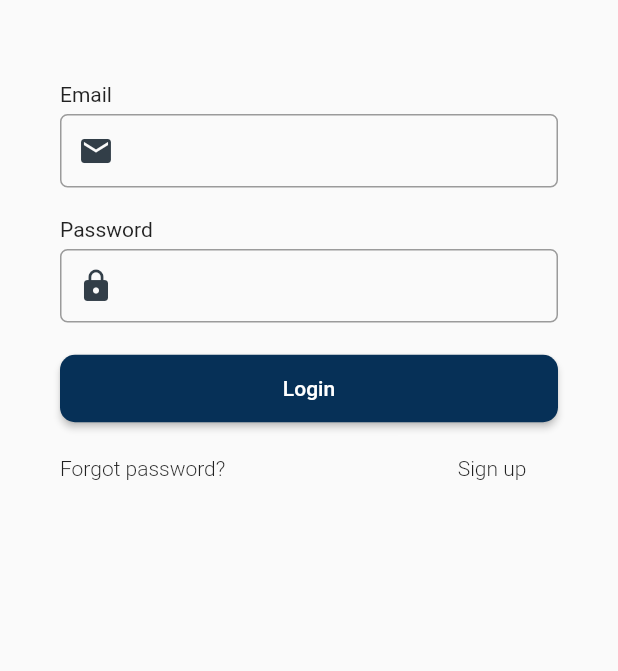
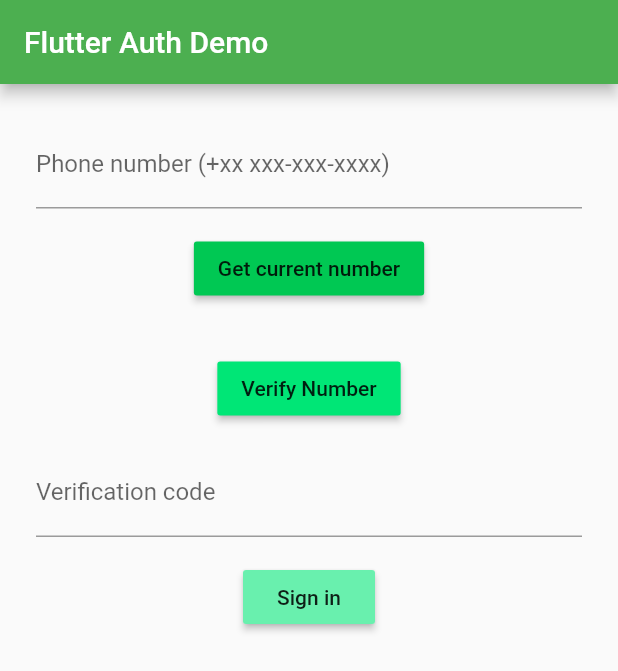
Before and after one commit to pareshchitra/bidding_marketplace, a Flutter app: the screen it shows after launch, on a phone screen of 412 x 824 dp. Shown: the top 671 px of the screen. Run offline on Flutter 3.47's test engine with Material 2 defaults, Android fonts, the phone set to English and light mode, and no system bars; our stand-ins replace firebase_auth, firebase_core, flushbar, shared_preferences, sms_autofill; accounts and stored records are empty.

Commit message:
login and register page changes

```diff
--- /dev/null
+++ b/lib/loginpage.dart
@@ -0,0 +1,146 @@
+import 'package:flutter/material.dart';
+import 'package:sms_autofill/sms_autofill.dart';
+import 'package:firebase_auth/firebase_auth.dart';
+
+
+final FirebaseAuth _auth = FirebaseAuth.instance;
+final _scaffoldKey = GlobalKey<ScaffoldState>();
+
+
+final TextEditingController _phoneNumberController = TextEditingController();
+final TextEditingController _smsController = TextEditingController();
+String _verificationId;
+final SmsAutoFill _autoFill = SmsAutoFill();
+
+//Callback for when the user has already previously signed in with this phone number on this device
+PhoneVerificationCompleted verificationCompleted =
+    (PhoneAuthCredential phoneAuthCredential) async {
+  await _auth.signInWithCredential(phoneAuthCredential);
+  showSnackbar("Phone number automatically verified and user signed in: ${_auth.currentUser.uid}");
+};
+
+//Listens for errors with verification, such as too many attempts
+PhoneVerificationFailed verificationFailed =
+    (FirebaseAuthException authException) {
+  showSnackbar('Phone number verification failed. Code: ${authException.code}. Message: ${authException.message}');
+};
+
+//Callback for when the code is sent
+PhoneCodeSent codeSent =
+    (String verificationId, [int forceResendingToken]) async {
+  showSnackbar('Please check your phone for the verification code.');
+  _verificationId = verificationId;
+};
+
+PhoneCodeAutoRetrievalTimeout codeAutoRetrievalTimeout =
+    (String verificationId) {
+  showSnackbar("verification code: " + verificationId);
+  _verificationId = verificationId;
+};
+
+
+void showSnackbar(String message) {
+  _scaffoldKey.currentState.showSnackBar(SnackBar(content: Text(message)));
+}
+
+void verifyPhoneNumber() async {
+  try {
+    await _auth.verifyPhoneNumber(
+        phoneNumber: _phoneNumberController.text,
+        timeout: const Duration(seconds: 5),
+        verificationCompleted: verificationCompleted,
+        verificationFailed: verificationFailed,
+        codeSent: codeSent,
+        codeAutoRetrievalTimeout: codeAutoRetrievalTimeout);
+  } catch (e) {
+    showSnackbar("Failed to Verify Phone Number: ${e}");
+  }
+}
+
+void signInWithPhoneNumber() async {
+  try {
+    final AuthCredential credential = PhoneAuthProvider.credential(
+      verificationId: _verificationId,
+      smsCode: _smsController.text,
+    );
+
+    final User user = (await _auth.signInWithCredential(credential)).user;
+
+    showSnackbar("Successfully signed in UID: ${user.uid}");
+  } catch (e) {
+    showSnackbar("Failed to sign in: " + e.toString());
+  }
+}
+
+class MyHomePage extends StatefulWidget {
+  MyHomePage({Key key, this.title}) : super(key: key);
+
+  final String title;
+
+  @override
+  _MyHomePageState createState() => _MyHomePageState();
+
+}
+
+class _MyHomePageState extends State<MyHomePage> {
+  final _scaffoldKey = GlobalKey<ScaffoldState>();
+
+  @override
+  Widget build(BuildContext context) {
+    return Scaffold(
+        appBar: AppBar(
+          title: Text(widget.title),
+        ),
+        key: _scaffoldKey,
+        resizeToAvoidBottomPadding: false,
+        body: Padding(padding: const EdgeInsets.all(8),
+          child: Padding(
+              padding: EdgeInsets.all(16),
+              child: Column(
+                crossAxisAlignment: CrossAxisAlignment.start,
+                children: <Widget>[
+                  TextFormField(
+                    controller: _phoneNumberController,
+                    decoration: const InputDecoration(labelText: 'Phone number (+xx xxx-xxx-xxxx)'),
+                  ),
+                  Container(
+                    padding: const EdgeInsets.symmetric(vertical: 16.0),
+                    alignment: Alignment.center,
+                    child: RaisedButton(child: Text("Get current number"),
+                        onPressed: () async => {
+                          _phoneNumberController.text = await _autoFill.hint
+                        },
+                        color: Colors.greenAccent[700]),
+                  ),
+                  Container(
+                    padding: const EdgeInsets.symmetric(vertical: 16.0),
+                    alignment: Alignment.center,
+                    child: RaisedButton(
+                      color: Colors.greenAccent[400],
+                      child: Text("Verify Number"),
+                      onPressed: () async {
+                        verifyPhoneNumber();
+                      },
+                    ),
+                  ),
+                  TextFormField(
+                    controller: _smsController,
+                    decoration: const InputDecoration(labelText: 'Verification code'),
+                  ),
+                  Container(
+                    padding: const EdgeInsets.only(top: 16.0),
+                    alignment: Alignment.center,
+                    child: RaisedButton(
+                        color: Colors.greenAccent[200],
+                        onPressed: () async {
+                          signInWithPhoneNumber();
+                        },
+                        child: Text("Sign in")),
+                  ),
+                ],
+              )
+          ),
+        )
+    );
+  }
+}
--- a/lib/main.dart
+++ b/lib/main.dart
@@ -1,57 +1,24 @@
+import 'dart:async';
+import 'package:firebase_core/firebase_core.dart';
 import 'package:flutter/material.dart';
-import 'package:bidding_marketplace/pages/dashboard.dart';
-import 'package:bidding_marketplace/pages/login.dart';
-import 'package:bidding_marketplace/pages/register.dart';
-import 'package:bidding_marketplace/pages/welcome.dart';
-import 'package:bidding_marketplace/providers/auth.dart';
-import 'package:bidding_marketplace/providers/user_provider.dart';
-import 'package:bidding_marketplace/util/shared_preference.dart';
-import 'package:provider/provider.dart';
+import 'package:bidding_marketplace/loginpage.dart';
 
-import 'domain/user.dart';
 
-void main() {
+Future<void> main() async {
+  WidgetsFlutterBinding.ensureInitialized();
+  await Firebase.initializeApp();
   runApp(MyApp());
 }
+
 
 class MyApp extends StatelessWidget {
   @override
   Widget build(BuildContext context) {
-    Future<User> getUserData() => UserPreferences().getUser();
-
-    return MultiProvider(
-      providers: [
-        ChangeNotifierProvider(create: (_) => AuthProvider()),
-        ChangeNotifierProvider(create: (_) => UserProvider()),
-      ],
-      child: MaterialApp(
-          title: 'Flutter Demo',
-          theme: ThemeData(
-            primarySwatch: Colors.blue,
-            visualDensity: VisualDensity.adaptivePlatformDensity,
-          ),
-          home: FutureBuilder(
-              future: getUserData(),
-              builder: (context, snapshot) {
-                switch (snapshot.connectionState) {
-                  case ConnectionState.none:
-                  case ConnectionState.waiting:
-                    return CircularProgressIndicator();
-                  default:
-                    if (snapshot.hasError)
-                      return Text('Error: ${snapshot.error}');
-                    else if (snapshot.data.token == null)
-                      return Login();
-                    else
-                      UserPreferences().removeUser();
-                    return Welcome(user: snapshot.data);
-                }
-              }),
-          routes: {
-            '/dashboard': (context) => DashBoard(),
-            '/login': (context) => Login(),
-            '/register': (context) => Register(),
-          }),
+    return MaterialApp(
+      theme: ThemeData(
+        primarySwatch: Colors.green,
+      ),
+      home: MyHomePage(title: 'Flutter Auth Demo'),
     );
   }
 }
--- a/pubspec.yaml
+++ b/pubspec.yaml
@@ -30,6 +30,9 @@ dependencies:
   http: ^0.12.1
   shared_preferences: ^0.5.8
   flushbar: ^1.10.4
+  firebase_core: ^0.5.0+1
+  firebase_auth: ^0.18.1+2
+  sms_autofill: ^1.2.6
 
 
 
```
Also changed, not shown: pubspec.lock, 4 other files.
